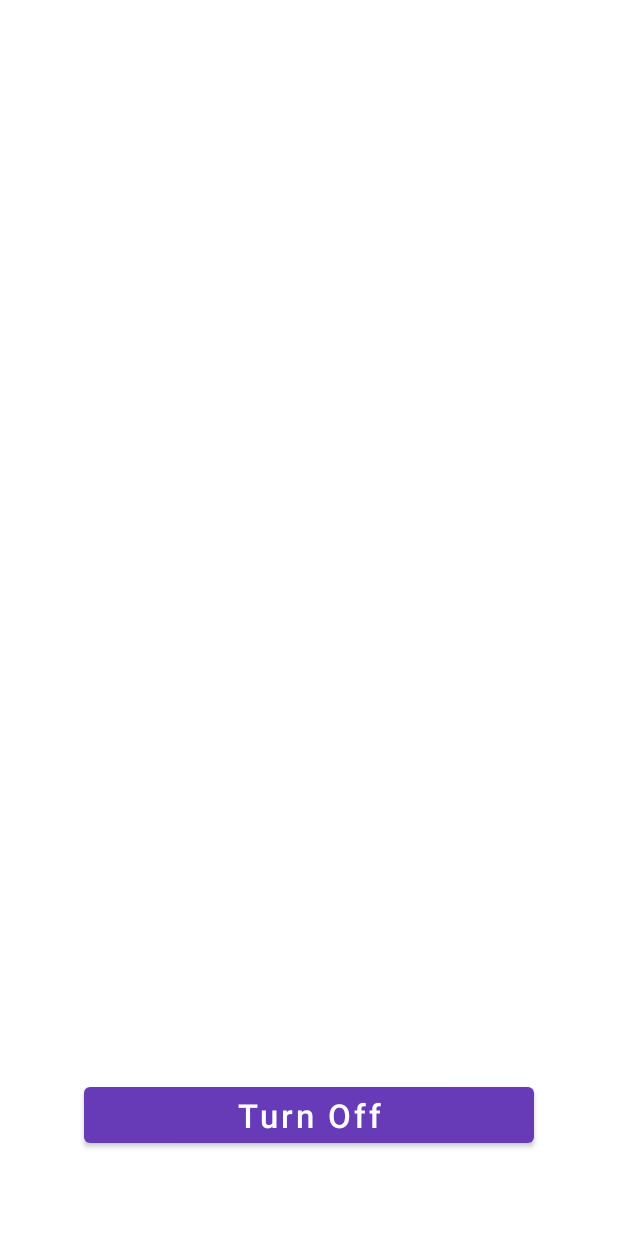
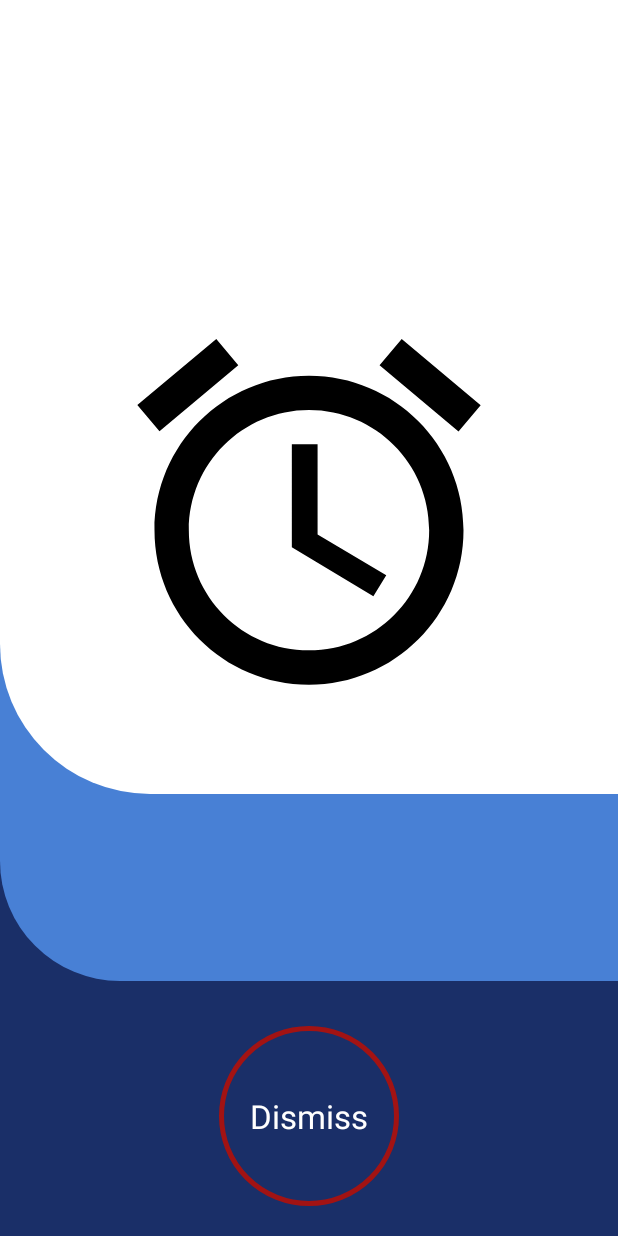
Before and after one commit to LowSpeeddevelopers/Todo, an Android app: the AlarmActivity screen opened directly, with no data from a screen before it, on a phone screen of 412 x 824 dp. Run offline under Robolectric (Android 15) with nearby library versions, the phone set to English and light mode, and no system bars; Roboto replaces fonts that are not available here.

Commit message:
Alarm Activity Design Update

```diff
--- a/app/src/main/java/com/super15/todo/Activity/AlarmActivity.java
+++ b/app/src/main/java/com/super15/todo/Activity/AlarmActivity.java
@@ -38,14 +38,13 @@ public class AlarmActivity extends AppCompatActivity {
         date = intent.getStringExtra("date");
         time = intent.getStringExtra("time");
 
-        TextView tvTitle, tvNote, tvDate, tvTime;
-        Button btnTurnOff;
+        TextView tvTitle, tvNote, tvDate, tvTime, btnDismiss;
 
         tvTitle = findViewById(R.id.tv_title);
         tvNote = findViewById(R.id.tv_note);
         tvDate = findViewById(R.id.tv_date);
         tvTime = findViewById(R.id.tv_time);
-        btnTurnOff = findViewById(R.id.btn_turn_off);
+        btnDismiss = findViewById(R.id.btn_dismiss);
 
         Handler handler = new Handler();
 
@@ -65,7 +64,7 @@ public class AlarmActivity extends AppCompatActivity {
         player.setLooping(true);
         player.start();
 
-        btnTurnOff.setOnClickListener(new View.OnClickListener() {
+        btnDismiss.setOnClickListener(new View.OnClickListener() {
             @Override
             public void onClick(View view) {
                 closeActivity();
--- /dev/null
+++ b/app/src/main/res/drawable/alarm_corner_radious.xml
@@ -0,0 +1,5 @@
+<?xml version="1.0" encoding="utf-8"?>
+<shape xmlns:android="http://schemas.android.com/apk/res/android">
+    <solid android:color="@color/colorNavyBlue"/>
+    <corners android:bottomLeftRadius="80dp" />
+</shape>
--- /dev/null
+++ b/app/src/main/res/drawable/alarm_corner_radious_02.xml
@@ -0,0 +1,15 @@
+<?xml version="1.0" encoding="utf-8"?>
+<shape xmlns:android="http://schemas.android.com/apk/res/android">
+
+    <solid android:color="#FFFFFF"/>
+    <corners android:bottomLeftRadius="100dp" />
+
+<!--    <gradient-->
+<!--        android:type="radial"-->
+<!--        android:gradientRadius="150%p"-->
+<!--        android:startColor="#FF69B4"-->
+<!--        android:endColor="#353535"-->
+<!--        android:centerX="0.2"-->
+<!--        android:centerY="0.2"/>-->
+
+</shape>
--- /dev/null
+++ b/app/src/main/res/drawable/oval_button.xml
@@ -0,0 +1,8 @@
+<?xml version="1.0" encoding="utf-8"?>
+<shape xmlns:android="http://schemas.android.com/apk/res/android"
+    android:shape="oval">
+
+    <size android:width="50dp" android:height="50dp" />
+    <stroke android:width="3dp" android:color="#A21313" />
+
+</shape>
--- a/app/src/main/res/layout/activity_alarm.xml
+++ b/app/src/main/res/layout/activity_alarm.xml
@@ -6,63 +6,110 @@
     android:layout_height="match_parent"
     android:gravity="center|top"
     android:orientation="vertical"
+    android:background="@color/colorPrimaryDark"
     tools:context=".Activity.AlarmActivity">
+
+
+    <androidx.constraintlayout.widget.ConstraintLayout
+        android:id="@+id/constraint_layout1"
+        android:layout_width="match_parent"
+        android:layout_height="0dp"
+        android:layout_marginBottom="30dp"
+        android:background="@drawable/alarm_corner_radious"
+        app:layout_constraintBottom_toTopOf="@+id/btn_dismiss"
+        app:layout_constraintTop_toTopOf="parent"
+        tools:layout_editor_absoluteX="0dp" >
+
+        <androidx.constraintlayout.widget.ConstraintLayout
+            android:id="@+id/constraint_layout2"
+            android:layout_width="match_parent"
+            android:layout_height="0dp"
+            android:layout_marginBottom="10dp"
+            android:background="@drawable/alarm_corner_radious_02"
+            app:layout_constraintBottom_toTopOf="@+id/tv_time"
+            app:layout_constraintTop_toTopOf="parent"
+            tools:layout_editor_absoluteX="0dp">
 
             <TextView
                 android:id="@+id/tv_title"
                 android:layout_width="wrap_content"
                 android:layout_height="wrap_content"
+                android:layout_marginStart="30dp"
                 android:layout_marginTop="50dp"
-        android:textColor="@color/colorBlack"
-        android:textSize="35sp"
-        app:layout_constraintEnd_toEndOf="parent"
+                android:text="Title"
+                android:textColor="@color/colorNavyBlue"
+                android:textStyle="bold"
+                android:textSize="40dp"
                 app:layout_constraintStart_toStartOf="parent"
                 app:layout_constraintTop_toTopOf="parent" />
 
             <TextView
                 android:id="@+id/tv_note"
-        android:layout_width="wrap_content"
+                android:layout_width="match_parent"
                 android:layout_height="wrap_content"
-        android:layout_marginTop="20dp"
-        android:textColor="@color/colorBlack"
-        android:textSize="22sp"
+                android:layout_marginStart="30dp"
+                android:layout_marginEnd="30dp"
+                android:layout_marginTop="10dp"
+                android:text="Note"
+                android:textColor="@color/colorNavyBlue"
+                android:textSize="30dp"
+                app:layout_constraintStart_toStartOf="parent"
+                app:layout_constraintTop_toBottomOf="@+id/tv_title" />
+
+            <ImageView
+                android:layout_width="0dp"
+                android:layout_height="0dp"
+                android:padding="50dp"
+                android:src="@drawable/alarm_black"
+                app:layout_constraintBottom_toBottomOf="parent"
                 app:layout_constraintEnd_toEndOf="parent"
                 app:layout_constraintStart_toStartOf="parent"
-        app:layout_constraintTop_toBottomOf="@+id/tv_title" />
+                app:layout_constraintTop_toBottomOf="@+id/tv_note" />
+
+
+        </androidx.constraintlayout.widget.ConstraintLayout>
 
         <TextView
             android:id="@+id/tv_time"
             android:layout_width="wrap_content"
             android:layout_height="wrap_content"
-        android:textColor="@color/colorBlack"
-        android:textSize="80sp"
+            android:layout_marginStart="150dp"
+            android:layout_marginBottom="10dp"
+            android:text="Time"
+            android:textColor="@color/colorWhite"
+            android:textSize="40dp"
             app:layout_constraintBottom_toTopOf="@+id/tv_date"
-        app:layout_constraintEnd_toEndOf="parent"
             app:layout_constraintStart_toStartOf="parent" />
 
         <TextView
             android:id="@+id/tv_date"
             android:layout_width="wrap_content"
             android:layout_height="wrap_content"
-        android:layout_marginBottom="80dp"
-        android:gravity="center"
-        android:textColor="@color/colorBlack"
-        android:textSize="35sp"
-        app:layout_constraintBottom_toTopOf="@+id/btn_turn_off"
-        app:layout_constraintEnd_toEndOf="parent"
+            android:layout_marginStart="150dp"
+            android:layout_marginBottom="10dp"
+            android:text="Date"
+            android:textColor="@color/colorWhite"
+            android:textSize="30dp"
+            app:layout_constraintBottom_toBottomOf="parent"
             app:layout_constraintStart_toStartOf="parent" />
 
-    <Button
-        android:id="@+id/btn_turn_off"
-        android:layout_width="300dp"
-        android:layout_height="wrap_content"
+    </androidx.constraintlayout.widget.ConstraintLayout>
+
+    <TextView
+        android:id="@+id/btn_dismiss"
+        android:layout_width="120dp"
+        android:layout_height="120dp"
         android:layout_gravity="bottom|center"
-        android:layout_marginBottom="56dp"
-        android:text="Turn Off"
-        android:textAllCaps="false"
+        android:layout_marginBottom="20dp"
+        android:background="@drawable/oval_button"
+        android:gravity="center"
+        android:text="Dismiss"
+        android:textColor="@color/colorWhite"
         android:textSize="22sp"
         app:layout_constraintBottom_toBottomOf="parent"
         app:layout_constraintEnd_toEndOf="parent"
         app:layout_constraintStart_toStartOf="parent" />
 
+
+
 </androidx.constraintlayout.widget.ConstraintLayout>
--- a/app/src/main/res/values/colors.xml
+++ b/app/src/main/res/values/colors.xml
@@ -1,9 +1,10 @@
 <?xml version="1.0" encoding="utf-8"?>
 <resources>
     <color name="colorPrimary">#673AB7</color>
-    <color name="colorPrimaryDark">#5C00FF</color>
+    <color name="colorPrimaryDark">#1A2F68</color>
     <color name="colorAccent">#D81B60</color>
     <color name="colorWhite">#FFFFFF</color>
     <color name="colorBlack">#000000</color>
     <color name="colorGray">#D9E5F0</color>
+    <color name="colorNavyBlue">#4880D5</color>
 </resources>
```
Lines whose indentation alone changed are shown as unchanged.
